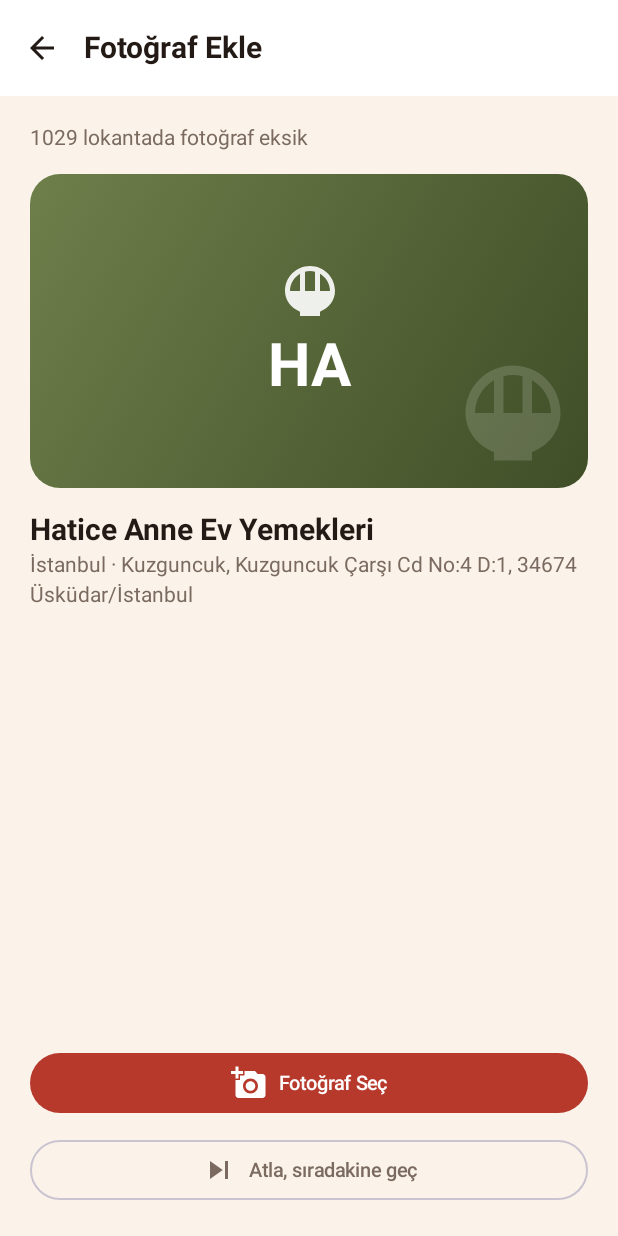
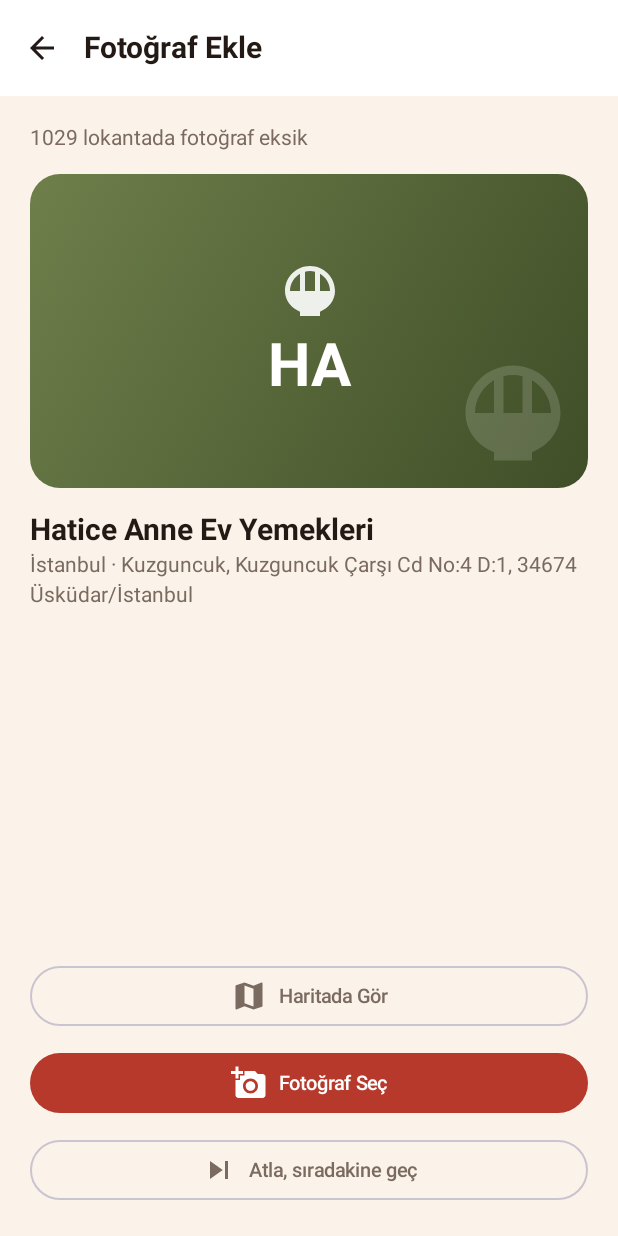
Before and after one commit to sualtikasifi/esnaflokantalari, an Android app built with Jetpack Compose: the PhotoQueueScreen screen opened through its navigation route, on a phone screen of 412 x 824 dp. Run offline under Robolectric (Android 15) with nearby library versions, the phone set to English and light mode, and no system bars; pictures from the network do not load.

Commit message:
Fotoğraf kuyruğuna "Haritada Gör" butonu ekle (1.2.4)
Kuyruk ekranı doğrudan galeriyi açıyordu; kullanıcının önce lokantanın
Google Haritalar sayfasındaki gerçek fotoğrafları görüp ekran görüntüsü
alması gerekiyor. "Fotoğraf Seç" butonunun üstüne bunun için "Haritada
Gör" eklendi. Sıradakine otomatik geçiş zaten mevcuttu (bkz. 1.2.1) —
fotoğraf kaydedilince lokanta missingPhotoRestaurants listesinden
otomatik düşüyor.

```diff
--- a/app/build.gradle.kts
+++ b/app/build.gradle.kts
@@ -25,8 +25,8 @@ android {
         applicationId = "com.esnaflokantalari.app"
         minSdk = 24
         targetSdk = 35
-        versionCode = 16
-        versionName = "1.2.3"
+        versionCode = 17
+        versionName = "1.2.4"
 
         resourceConfigurations += listOf("tr", "en")
     }
--- a/app/src/main/java/com/esnaflokantalari/app/ui/screens/PhotoQueueScreen.kt
+++ b/app/src/main/java/com/esnaflokantalari/app/ui/screens/PhotoQueueScreen.kt
@@ -18,6 +18,7 @@ import androidx.compose.material.icons.Icons
 import androidx.compose.material.icons.automirrored.filled.ArrowBack
 import androidx.compose.material.icons.filled.AddAPhoto
 import androidx.compose.material.icons.filled.Celebration
+import androidx.compose.material.icons.filled.Map
 import androidx.compose.material.icons.filled.SkipNext
 import androidx.compose.material3.Button
 import androidx.compose.material3.ExperimentalMaterial3Api
@@ -41,6 +42,7 @@ import androidx.compose.ui.unit.dp
 import androidx.compose.ui.unit.sp
 import com.esnaflokantalari.app.model.Restaurant
 import com.esnaflokantalari.app.ui.components.RestaurantVisual
+import com.esnaflokantalari.app.ui.openInMaps
 
 /**
  * Fotoğrafı eksik lokantaları sırayla gösterip tek tıkla fotoğraf eklemeyi
@@ -147,6 +149,14 @@ fun PhotoQueueScreen(
                     modifier = Modifier.align(Alignment.BottomCenter).fillMaxWidth(),
                     verticalArrangement = Arrangement.spacedBy(10.dp),
                 ) {
+                    OutlinedButton(
+                        onClick = { context.openInMaps(current) },
+                        shape = RoundedCornerShape(50),
+                        modifier = Modifier.fillMaxWidth(),
+                    ) {
+                        Icon(Icons.Filled.Map, contentDescription = null, modifier = Modifier.padding(end = 8.dp))
+                        Text("Haritada Gör")
+                    }
                     Button(
                         onClick = {
                             photoPicker.launch(
```
